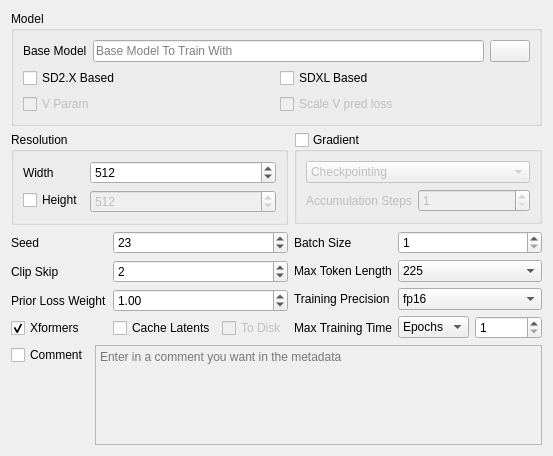
Old version of the form ui_files/BaseUI.ui in the repository derrian-distro/LoRA_Easy_Training_Scripts.
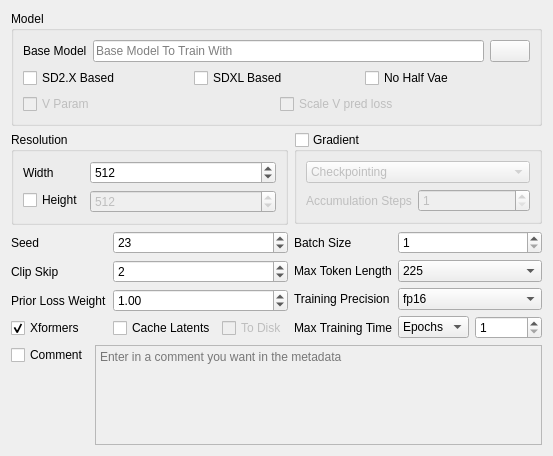
New version of the form. Custom widgets are drawn as their Qt base class.

Commit message: updated sd_scripts and LyCORIS, changed position of no_half_vae

Patch:
```diff
--- a/ui_files/BaseUI.ui
+++ b/ui_files/BaseUI.ui
@@ -232,6 +232,13 @@
           </property>
          </widget>
         </item>
+        <item>
+         <widget class="QCheckBox" name="no_half_vae_enable">
+          <property name="text">
+           <string>No Half Vae</string>
+          </property>
+         </widget>
+        </item>
        </layout>
       </item>
      </layout>
@@ -530,16 +537,16 @@
    <extends>QComboBox</extends>
    <header>modules.ScrollOnSelect.h</header>
   </customwidget>
-  <customwidget>
-   <class>DoubleSpinBox</class>
-   <extends>QDoubleSpinBox</extends>
-   <header>modules.ScrollOnSelect.h</header>
-  </customwidget>
   <customwidget>
    <class>DragDropLineEdit</class>
    <extends>QLineEdit</extends>
    <header>modules.DragDropLineEdit.h</header>
   </customwidget>
+  <customwidget>
+   <class>DoubleSpinBox</class>
+   <extends>QDoubleSpinBox</extends>
+   <header>modules.ScrollOnSelect.h</header>
+  </customwidget>
  </customwidgets>
  <resources/>
  <connections/>
```
The commit also changes 5 other files.
